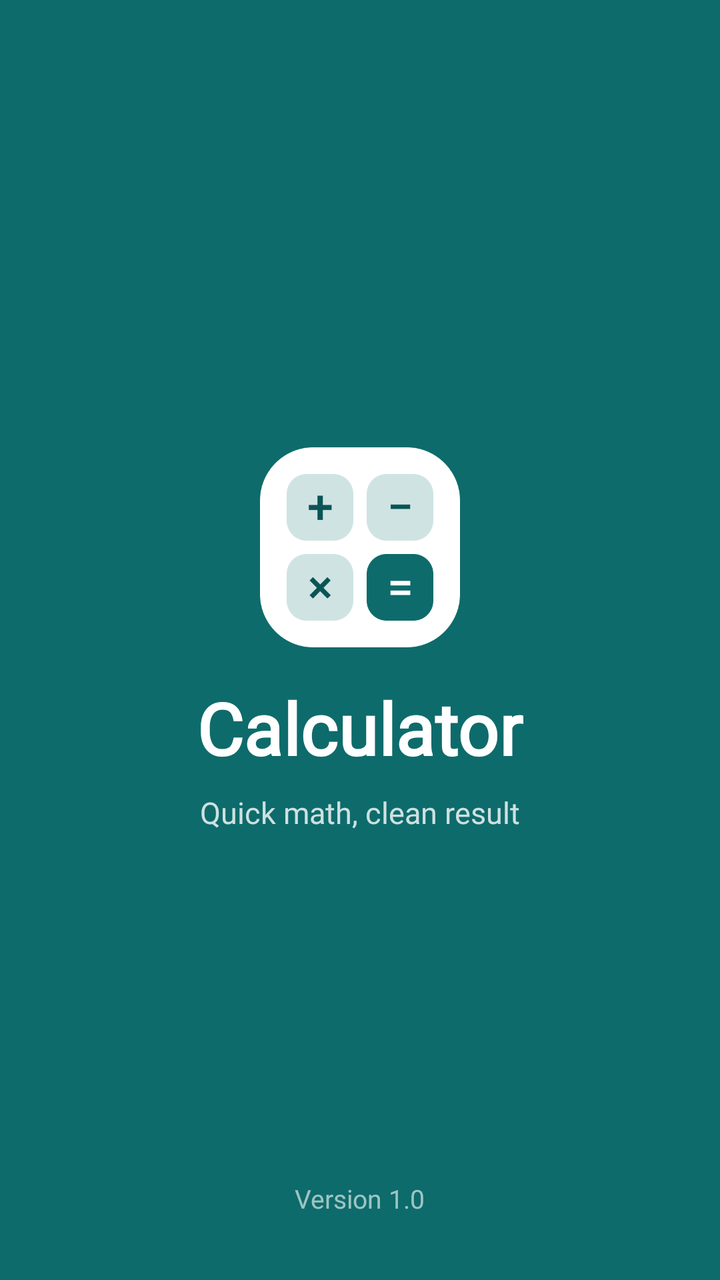
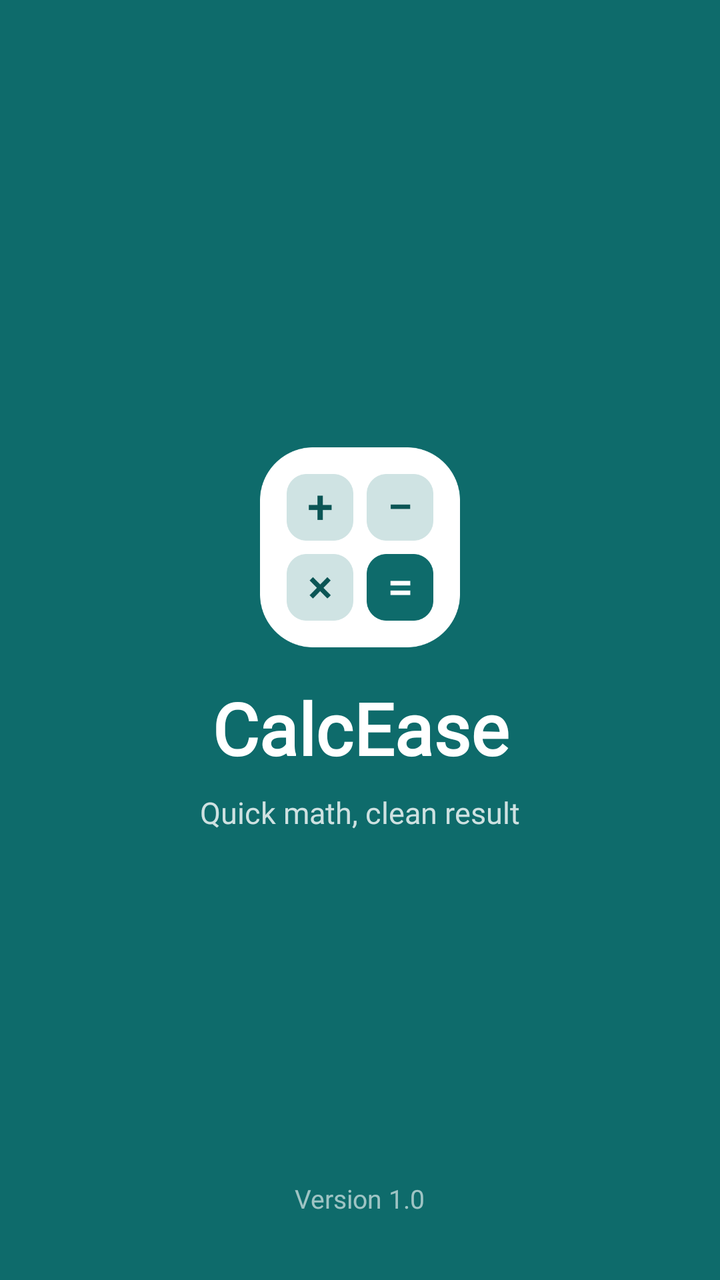

The first picture is an Android layout as it rendered before a commit; the second is the same layout after the commit. The layout source and the unified diff follow.
<!-- AndroidManifest.xml: activity theme Theme.Calculator.Splash -->
<!-- res/layout/activity_splash.xml -->
<?xml version="1.0" encoding="utf-8"?>
<ScrollView
    xmlns:android="http://schemas.android.com/apk/res/android"
    xmlns:app="http://schemas.android.com/apk/res-auto"
    xmlns:tools="http://schemas.android.com/tools"
    android:id="@+id/splash"
    android:layout_width="match_parent"
    android:layout_height="match_parent"
    android:background="@color/splash_background"
    android:fillViewport="true"
    android:scrollbars="none"
    android:overScrollMode="never"
    tools:context=".modules.splash.SplashActivity">

    <androidx.constraintlayout.widget.ConstraintLayout
        android:id="@+id/main"
        android:layout_width="match_parent"
        android:layout_height="wrap_content"
        tools:context=".modules.splash.SplashActivity">

        
        <ImageView
            android:id="@+id/iv_splash_logo"
            android:layout_width="100dp"
            android:layout_height="100dp"
            android:layout_marginBottom="16dp"
            android:src="@drawable/ic_calculator_logo"
            android:contentDescription="@string/app_name"
            app:layout_constraintBottom_toTopOf="@+id/tv_splash_title"
            app:layout_constraintEnd_toEndOf="parent"
            app:layout_constraintStart_toStartOf="parent"
            app:layout_constraintTop_toTopOf="parent"
            app:layout_constraintVertical_chainStyle="packed" />

        
        <TextView
            android:id="@+id/tv_splash_title"
            android:layout_width="wrap_content"
            android:layout_height="wrap_content"
            android:fontFamily="@font/roboto_medium"
            android:text="@string/app_name"
            android:textColor="@color/splash_logo_tile"
            android:textSize="36sp"
            android:textStyle="bold"
            app:layout_constraintBottom_toTopOf="@+id/tv_splash_subTitle"
            app:layout_constraintEnd_toEndOf="parent"
            app:layout_constraintStart_toStartOf="parent"
            app:layout_constraintTop_toBottomOf="@+id/iv_splash_logo" />

        
        <TextView
            android:id="@+id/tv_splash_subTitle"
            android:layout_width="wrap_content"
            android:layout_height="wrap_content"
            android:layout_marginTop="8dp"
            android:fontFamily="@font/roboto_regular"
            android:text="@string/splash_tagline"
            android:textColor="@color/splash_logo_tile"
            android:textSize="15sp"
            android:alpha="0.8"
            app:layout_constraintBottom_toBottomOf="parent"
            app:layout_constraintEnd_toEndOf="parent"
            app:layout_constraintStart_toStartOf="parent"
            app:layout_constraintTop_toBottomOf="@+id/tv_splash_title" />

        
        <TextView
            xml:id="@+id/tv_version"
            android:id="@+id/tv_version"
            android:layout_width="wrap_content"
            android:layout_height="wrap_content"
            android:layout_marginBottom="32dp"
            android:fontFamily="@font/roboto_regular"
            android:text="Version 1.0"
            android:textColor="@color/splash_logo_tile"
            android:textSize="13sp"
            android:alpha="0.6"
            app:layout_constraintBottom_toBottomOf="parent"
            app:layout_constraintEnd_toEndOf="parent"
            app:layout_constraintStart_toStartOf="parent"
            tools:ignore="DuplicateIds" />

    </androidx.constraintlayout.widget.ConstraintLayout>
</ScrollView>
<!-- resources referenced by this layout -->
<resources>
  <color name="splash_background">#0E6B6B</color>
  <color name="splash_logo_tile">#FFFFFF</color>
  <!-- drawable ic_calculator_logo: png bitmap (drawable, 10244 bytes) -->
  <string name="app_name">Calculator</string>
  <string name="splash_tagline">Quick math, clean result</string>
  <style name="Theme.Calculator.Splash" parent="Theme.Calculator">
          <item name="android:windowBackground">@color/splash_background</item>
          <item name="android:statusBarColor">@color/splash_background</item>
          <item name="android:navigationBarColor">@color/splash_background</item>
          <item name="android:windowSplashScreenBackground">@color/splash_background</item>
      </style>
  <style name="Theme.Calculator" parent="Base.Theme.Calculator" />
  <style name="Base.Theme.Calculator" parent="Theme.Material3.Light.NoActionBar">
          
          
      </style>
</resources>

<!-- the commit's change to res/layout/activity_splash.xml (unified diff, before → after) -->
@@ -38,7 +38,7 @@
             android:layout_width="wrap_content"
             android:layout_height="wrap_content"
             android:fontFamily="@font/roboto_medium"
-            android:text="@string/app_name"
+            android:text="@string/app_lable"
             android:textColor="@color/splash_logo_tile"
             android:textSize="36sp"
             android:textStyle="bold"
<!-- resource entries referenced after the edit -->
@@ -3,6 +3,7 @@
   <color name="splash_background">#0E6B6B</color>
   <color name="splash_logo_tile">#FFFFFF</color>
   <!-- drawable ic_calculator_logo: png bitmap (drawable, 10244 bytes) -->
+  <string name="app_lable">CalcEase</string>
   <string name="app_name">Calculator</string>
   <string name="splash_tagline">Quick math, clean result</string>
   <style name="Theme.Calculator.Splash" parent="Theme.Calculator">
